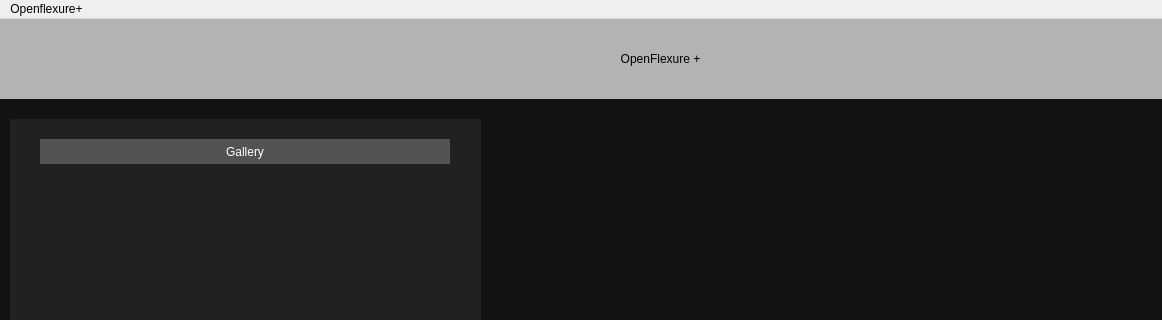
Old version of the form src/QT/gui.ui in the repository adamvallance/cellUview; both pictures show x 0 to 1162 and y 0 to 320 of the 1162 by 936 pixel window.
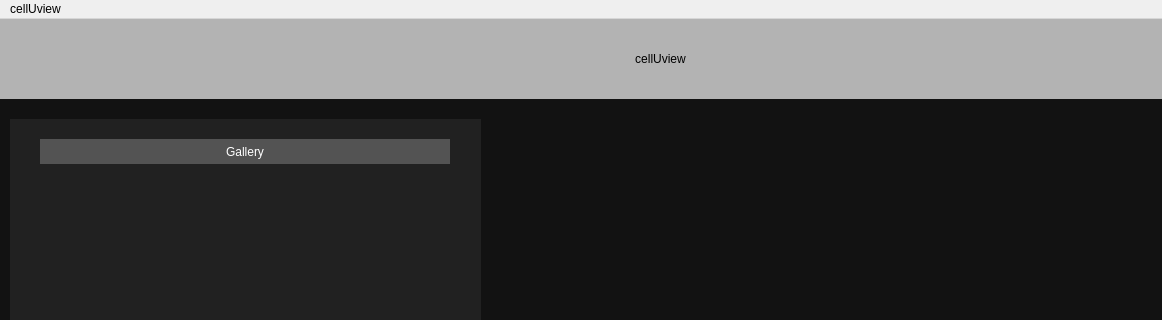
New version of the form.

Commit message: Changed all instances of Openflexure to cellUview, that could be found.

```diff
--- a/src/QT/gui.ui
+++ b/src/QT/gui.ui
@@ -42,7 +42,7 @@
       </rect>
      </property>
      <property name="text">
-      <string>OpenFlexure +</string>
+      <string>cellUview</string>
      </property>
      <property name="alignment">
       <set>Qt::AlignCenter</set>
@@ -374,7 +374,7 @@
    </property>
    <widget class="QMenu" name="menuOpenflexure">
     <property name="title">
-     <string>Openflexure+</string>
+     <string>cellUview</string>
     </property>
    </widget>
    <addaction name="menuOpenflexure"/>
```
Left out of the diff: 2 changed lines with no effect on the pictures. The commit also changes 23 other files.
